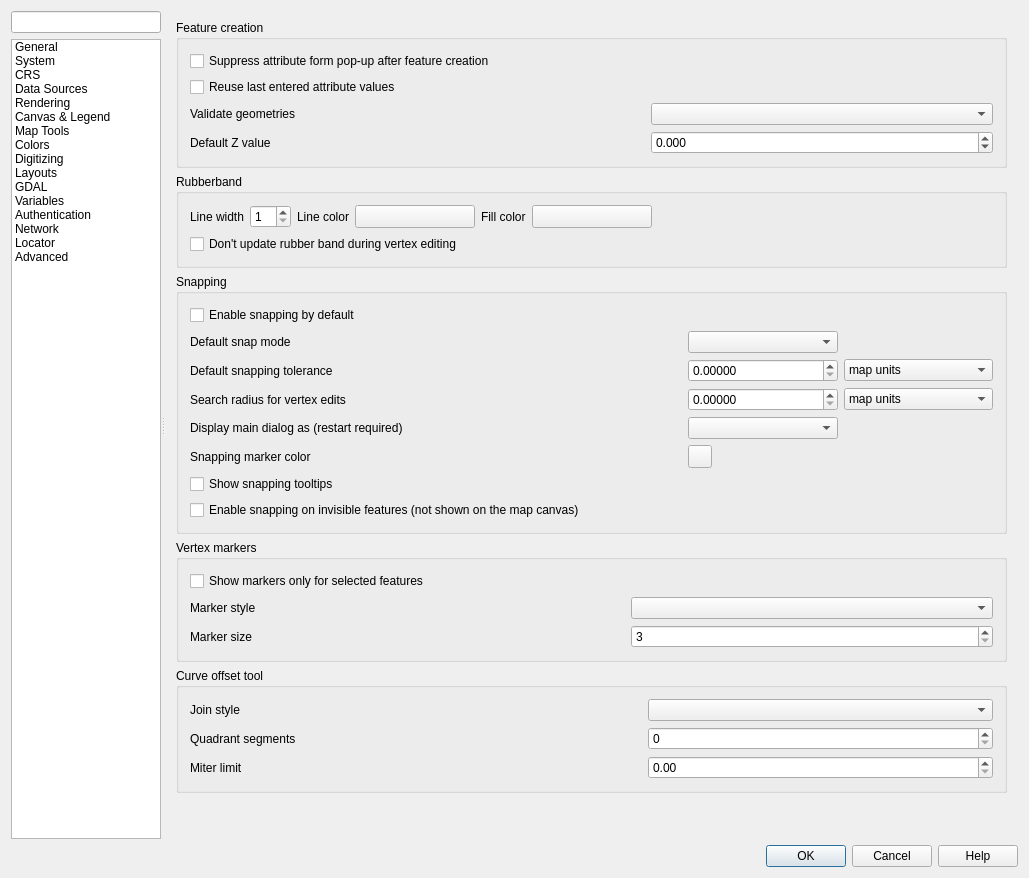
Above: src/ui/qgsoptionsbase.ui from qgis/QGIS before the change. Below: the same form after it.
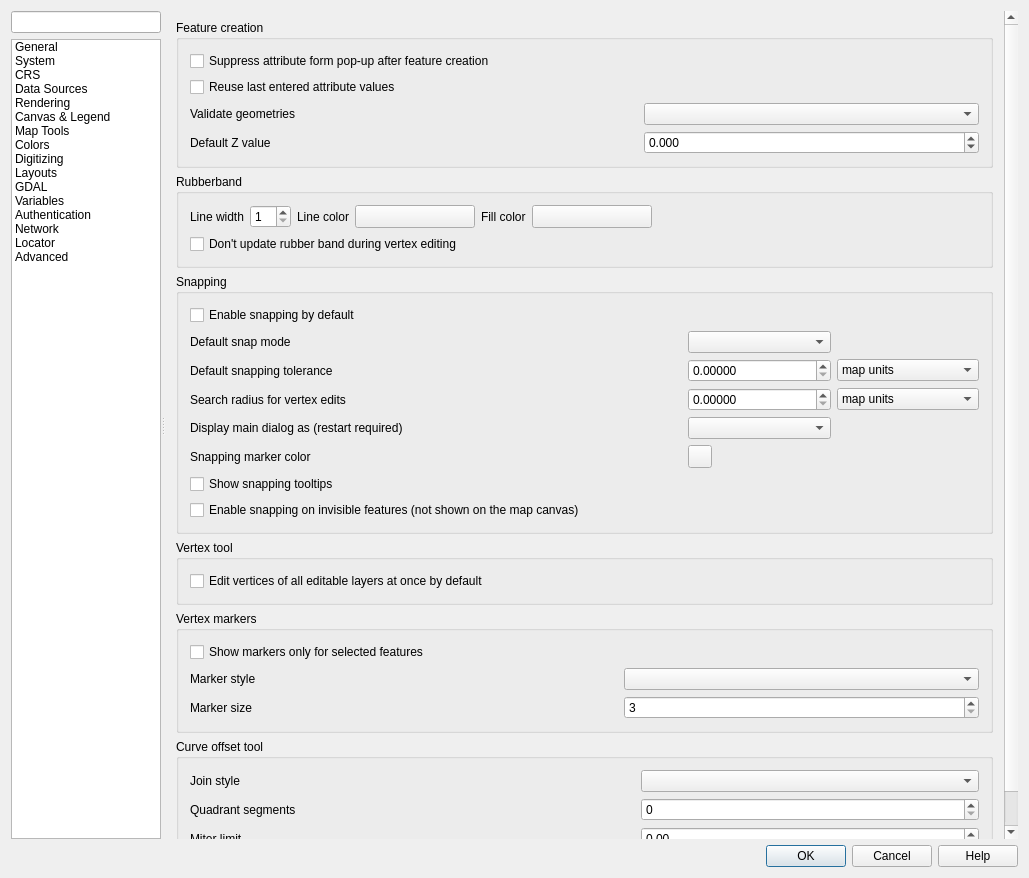
That is the form after the change. The open tabs and pages were chosen to show the change. Icons and pictures are not drawn. Custom widgets are drawn as their Qt base class.

Commit message: [FEATURE][needs-doc] Vertex tool can work on the current layer only

What changed in the file:
```diff
--- a/src/ui/qgsoptionsbase.ui
+++ b/src/ui/qgsoptionsbase.ui
@@ -4207,6 +4207,28 @@
                  </layout>
                 </widget>
                </item>
+               <item>
+                <widget class="QGroupBox" name="groupBox_30">
+                 <property name="title">
+                  <string>Vertex tool</string>
+                 </property>
+                 <layout class="QGridLayout" name="_13">
+                  <item row="0" column="0">
+                   <widget class="QCheckBox" name="mEditVerticesOnAllLayersDefault">
+                    <property name="toolTip">
+                     <string>&lt;html&gt;&lt;head/&gt;&lt;body&gt;&lt;p&gt;The vertex editor tool allows to edit vertices from many layers at once. This option allows to restore previous behavior, ie only edit active layer. Useful with transaction groups and database trigger design interfering with multi layer editing&lt;/p&gt;&lt;/body&gt;&lt;/html&gt;</string>
+                    </property>
+                    <property name="text">
+                     <string>Edit vertices of all editable layers at once by default</string>
+                    </property>
+                    <property name="checked">
+                     <bool>false</bool>
+                    </property>
+                   </widget>
+                  </item>
+                 </layout>
+                </widget>
+               </item>
                <item>
                 <widget class="QgsCollapsibleGroupBox" name="mVertexMarkerGroupBox">
                  <property name="title">
```
The commit also changes 9 other files.
